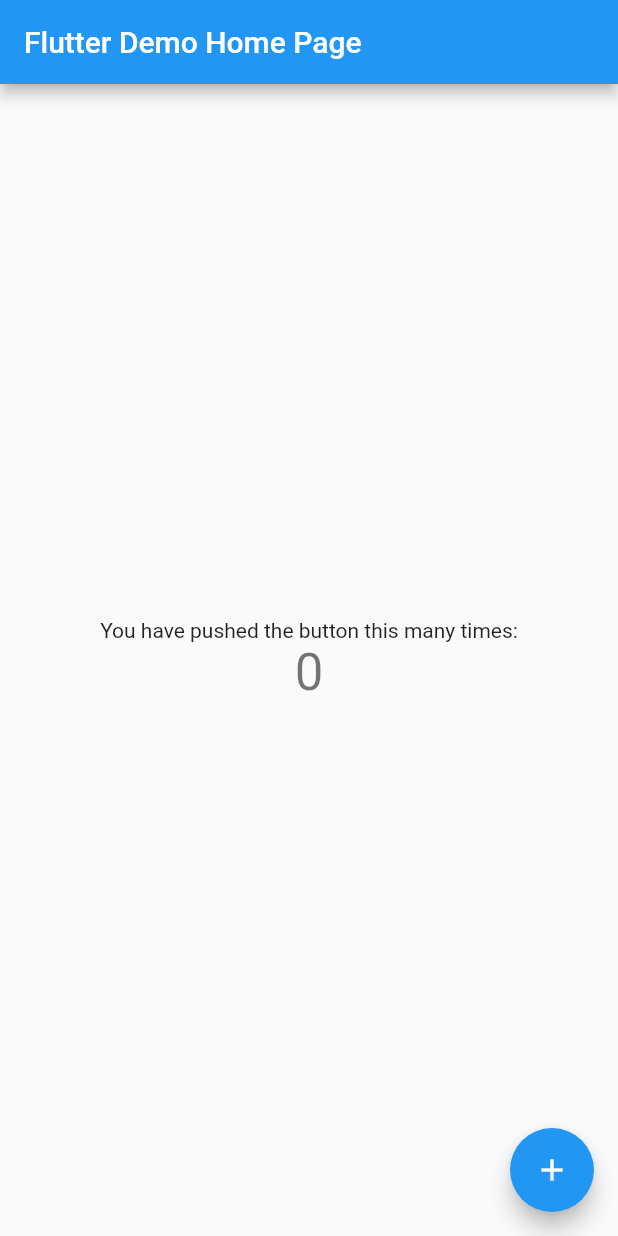
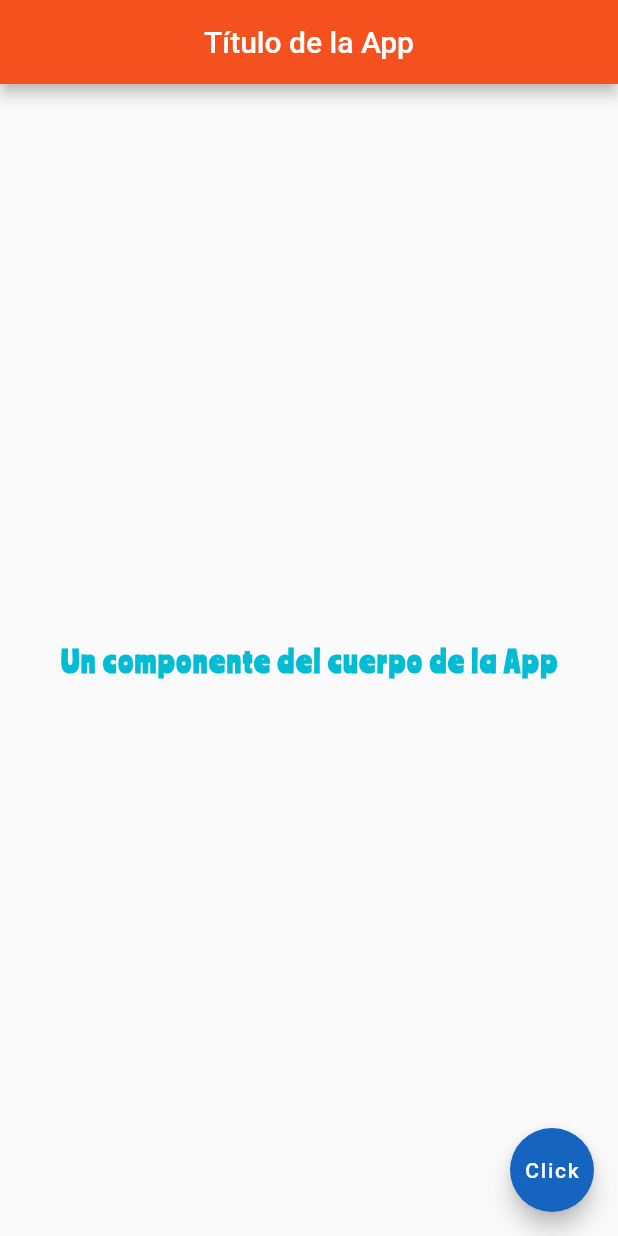
Before and after one commit to tomiapa/App-COI-ITC, a Flutter app: the screen it shows after launch, on a phone screen of 412 x 824 dp. Run offline on Flutter 3.47's test engine with Material 2 defaults, Android fonts, the phone set to English and light mode, and no system bars.

Commit message:
Prueba de subida de archivos al brancho
Se modificó el main.dart, el archivo pubspect.yaml y se agregó una carpeta para las fuentes

```diff
--- a/lib/main.dart
+++ b/lib/main.dart
@@ -1,117 +1,37 @@
 import 'package:flutter/material.dart';
 
 void main() {
-  runApp(MyApp());
+  runApp(MaterialApp(
+    home: Home(),//permite crear un layout
+  ));
 }
 
-class MyApp extends StatelessWidget {
-  // This widget is the root of your application.
+class Home extends StatelessWidget {
   @override
   Widget build(BuildContext context) {
-    return MaterialApp(
-      title: 'Flutter Demo',
-      theme: ThemeData(
-        // This is the theme of your application.
-        //
-        // Try running your application with "flutter run". You'll see the
-        // application has a blue toolbar. Then, without quitting the app, try
-        // changing the primarySwatch below to Colors.green and then invoke
-        // "hot reload" (press "r" in the console where you ran "flutter run",
-        // or simply save your changes to "hot reload" in a Flutter IDE).
-        // Notice that the counter didn't reset back to zero; the application
-        // is not restarted.
-        primarySwatch: Colors.blue,
-        // This makes the visual density adapt to the platform that you run
-        // the app on. For desktop platforms, the controls will be smaller and
-        // closer together (more dense) than on mobile platforms.
-        visualDensity: VisualDensity.adaptivePlatformDensity,
+    return Scaffold(
+      appBar: AppBar(
+        title:Text('Título de la App'),
+        centerTitle: true,
+        backgroundColor: Colors.deepOrange[600],
       ),
-      home: MyHomePage(title: 'Flutter Demo Home Page'),
+      body: Center(
+        child: Text(
+          'Un componente del cuerpo de la App',
+          style: TextStyle(
+            fontSize: 20,
+            fontWeight: FontWeight.bold,
+            letterSpacing: 1.5,
+            color: Colors.cyan,
+            fontFamily: 'Ranchers',
+          ),
+        ),
+      ),
+      floatingActionButton: FloatingActionButton(
+        child:Text('Click'),
+        onPressed: null,
+        backgroundColor: Colors.blue[800],
+      ),
     );
   }
 }
-
-class MyHomePage extends StatefulWidget {
-  MyHomePage({Key key, this.title}) : super(key: key);
-
-  // This widget is the home page of your application. It is stateful, meaning
-  // that it has a State object (defined below) that contains fields that affect
-  // how it looks.
-
-  // This class is the configuration for the state. It holds the values (in this
-  // case the title) provided by the parent (in this case the App widget) and
-  // used by the build method of the State. Fields in a Widget subclass are
-  // always marked "final".
-
-  final String title;
-
-  @override
-  _MyHomePageState createState() => _MyHomePageState();
-}
-
-class _MyHomePageState extends State<MyHomePage> {
-  int _counter = 0;
-
-  void _incrementCounter() {
-    setState(() {
-      // This call to setState tells the Flutter framework that something has
-      // changed in this State, which causes it to rerun the build method below
-      // so that the display can reflect the updated values. If we changed
-      // _counter without calling setState(), then the build method would not be
-      // called again, and so nothing would appear to happen.
-      _counter++;
-    });
-  }
-
-  @override
-  Widget build(BuildContext context) {
-    // This method is rerun every time setState is called, for instance as done
-    // by the _incrementCounter method above.
-    //
-    // The Flutter framework has been optimized to make rerunning build methods
-    // fast, so that you can just rebuild anything that needs updating rather
-    // than having to individually change instances of widgets.
-    return Scaffold(
-      appBar: AppBar(
-        // Here we take the value from the MyHomePage object that was created by
-        // the App.build method, and use it to set our appbar title.
-        title: Text(widget.title),
-      ),
-      body: Center(
-        // Center is a layout widget. It takes a single child and positions it
-        // in the middle of the parent.
-        child: Column(
-          // Column is also a layout widget. It takes a list of children and
-          // arranges them vertically. By default, it sizes itself to fit its
-          // children horizontally, and tries to be as tall as its parent.
-          //
-          // Invoke "debug painting" (press "p" in the console, choose the
-          // "Toggle Debug Paint" action from the Flutter Inspector in Android
-          // Studio, or the "Toggle Debug Paint" command in Visual Studio Code)
-          // to see the wireframe for each widget.
-          //
-          // Column has various properties to control how it sizes itself and
-          // how it positions its children. Here we use mainAxisAlignment to
-          // center the children vertically; the main axis here is the vertical
-          // axis because Columns are vertical (the cross axis would be
-          // horizontal).
-          mainAxisAlignment: MainAxisAlignment.center,
-          children: <Widget>[
-            Text(
-              'You have pushed the button this many times:',
-            ),
-            Text(
-              '$_counter',
-              style: Theme.of(context).textTheme.headline4,
-            ),
-          ],
-        ),
-      ),
-      floatingActionButton: FloatingActionButton(
-        onPressed: _incrementCounter,
-        tooltip: 'Increment',
-        child: Icon(Icons.add),
-      ), // This trailing comma makes auto-formatting nicer for build methods.
-    );
-  }
-}
```
Also changed, not shown: pubspec.yaml (+7 -8 lines), fonts/Ranchers-Regular.ttf (added).
